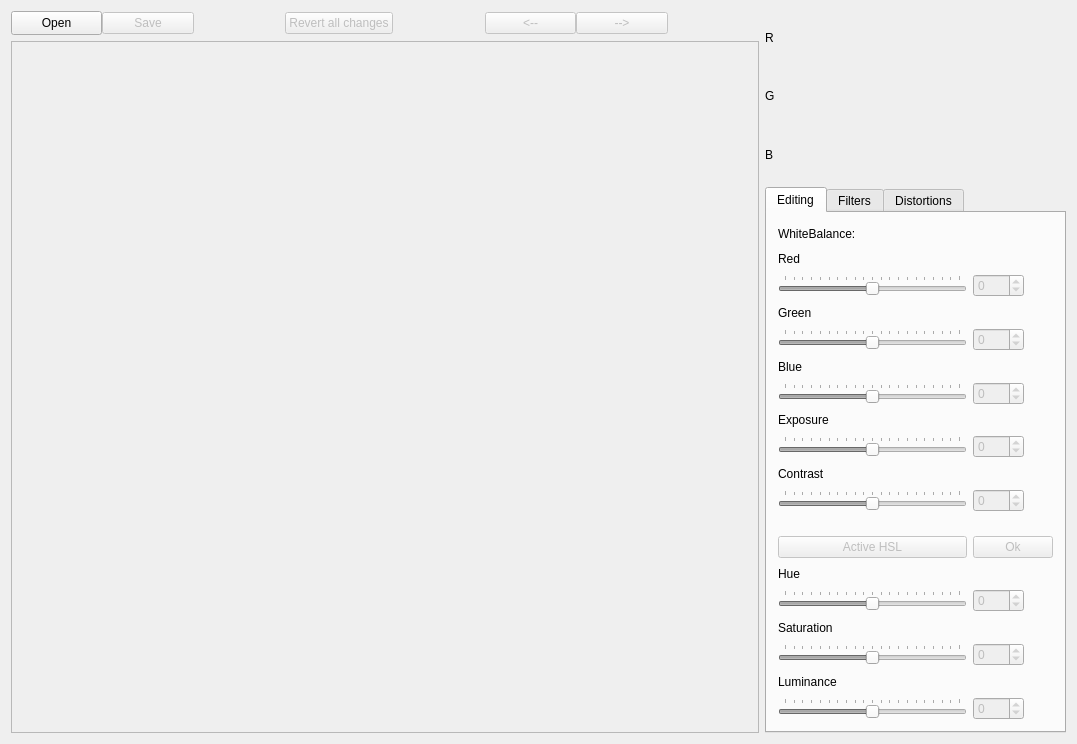
Before: the Qt Designer form mainwindow.ui in alexorrec/photoshock, drawn with Qt 5.
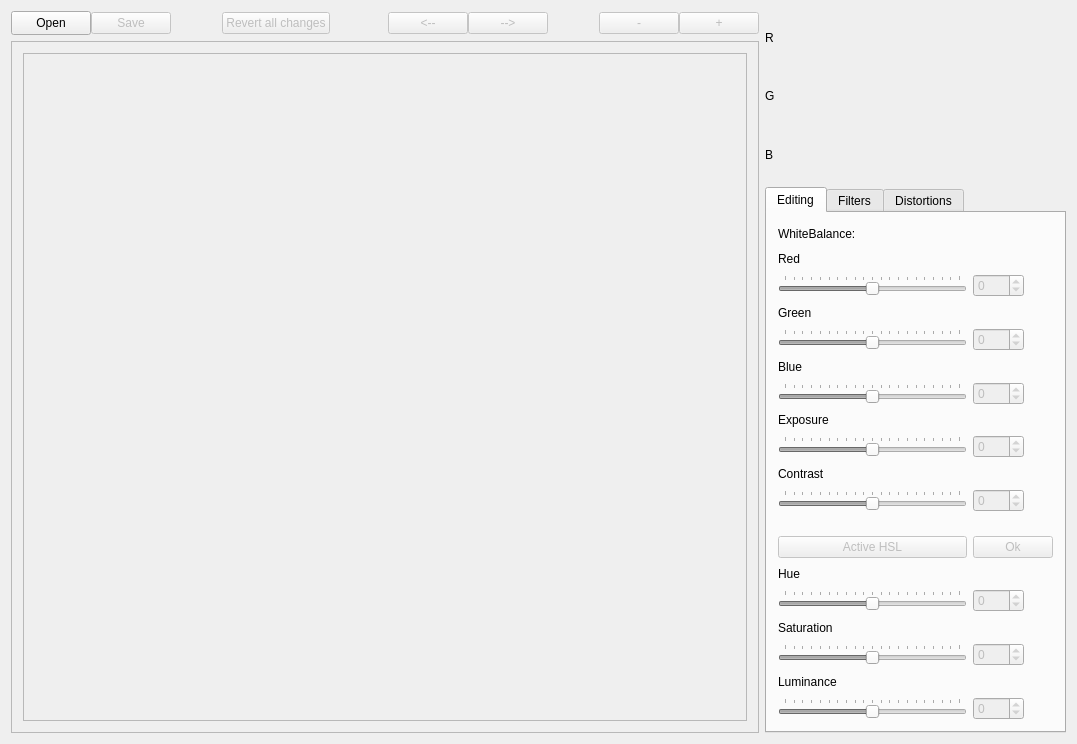
After: the same form once the commit is applied. The open tabs and pages were chosen to show the change.

Commit message: Zoom In/Out implemented

What changed in the file:
```diff
--- a/mainwindow.ui
+++ b/mainwindow.ui
@@ -180,6 +180,26 @@
           </property>
          </spacer>
         </item>
+        <item>
+         <widget class="QPushButton" name="zoom_out_btn">
+          <property name="enabled">
+           <bool>false</bool>
+          </property>
+          <property name="text">
+           <string>-</string>
+          </property>
+         </widget>
+        </item>
+        <item>
+         <widget class="QPushButton" name="zoom_in_btn">
+          <property name="enabled">
+           <bool>false</bool>
+          </property>
+          <property name="text">
+           <string>+</string>
+          </property>
+         </widget>
+        </item>
        </layout>
       </item>
       <item>
@@ -204,18 +224,9 @@
          </property>
          <layout class="QGridLayout" name="gridLayout_9">
           <item row="0" column="0">
-           <widget class="QLabel" name="img_lbl">
-            <property name="sizePolicy">
-             <sizepolicy hsizetype="Expanding" vsizetype="Expanding">
-              <horstretch>0</horstretch>
-              <verstretch>0</verstretch>
-             </sizepolicy>
-            </property>
-            <property name="text">
-             <string/>
-            </property>
-            <property name="alignment">
-             <set>Qt::AlignCenter</set>
+           <widget class="QGraphicsView" name="img_view">
+            <property name="enabled">
+             <bool>false</bool>
             </property>
            </widget>
           </item>
```
Left out of the diff: 2 changed lines with no effect on the pictures. The commit also changes 12 other files.
